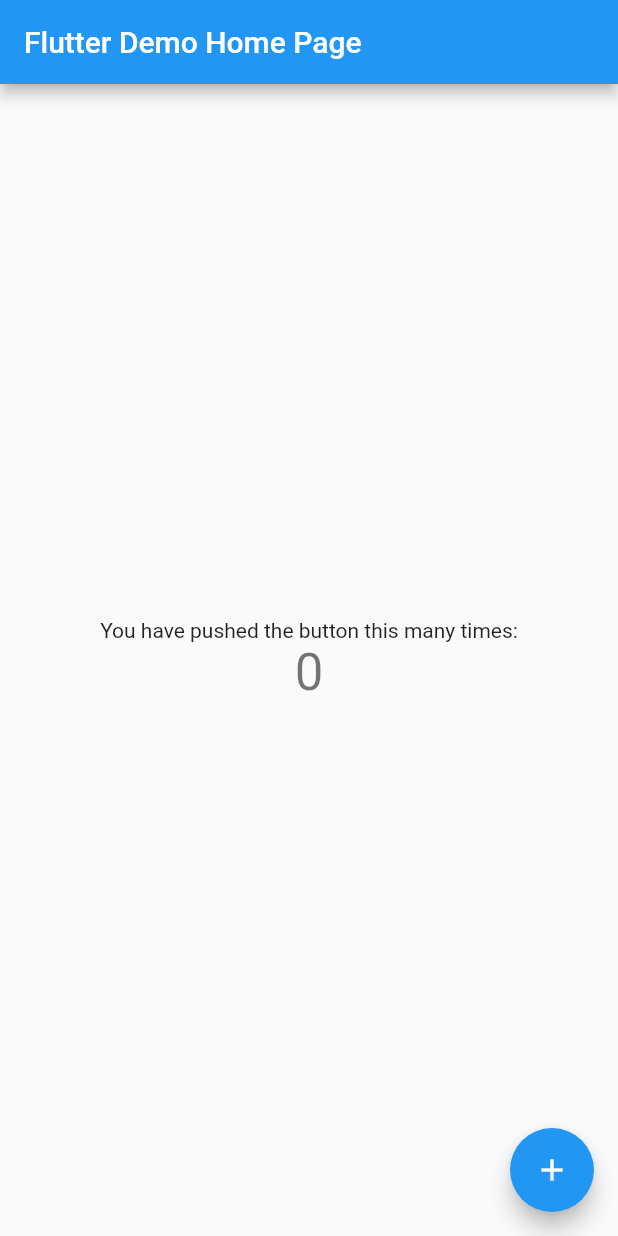
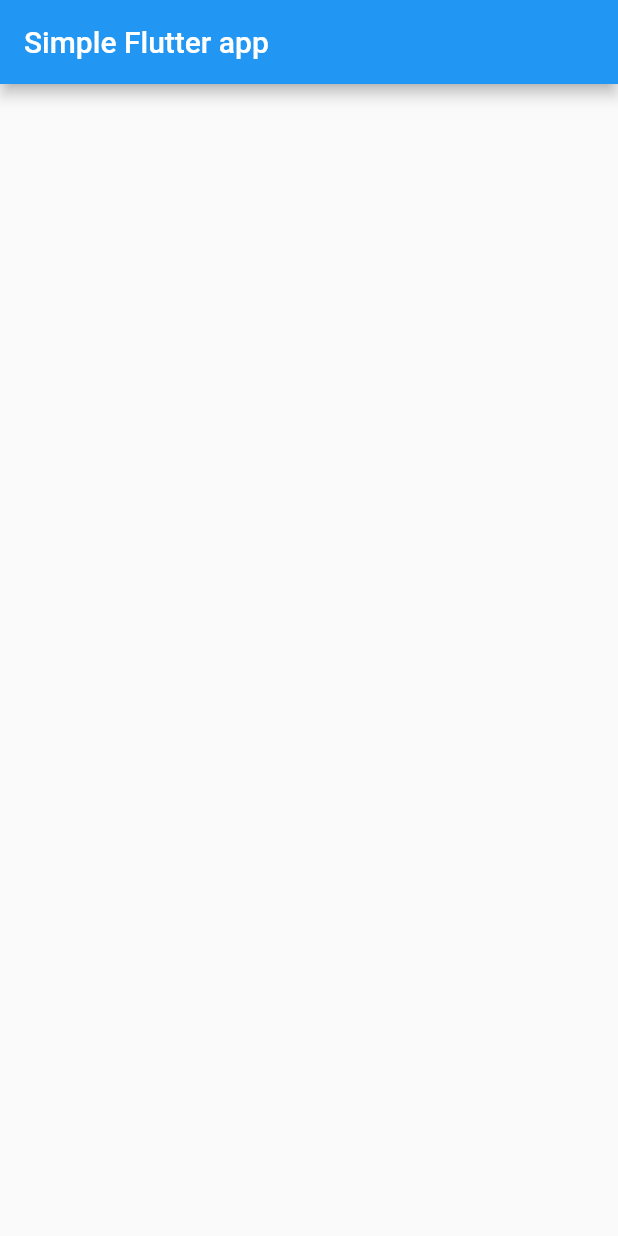
Before and after one commit to hieundt/whitefee-lingo-MB, a Flutter app: the screen it shows after launch, on a phone screen of 412 x 824 dp. Run offline on Flutter 3.47's test engine with Material 2 defaults, Android fonts, the phone set to English and light mode, and no system bars.

```diff
--- a/lib/main.dart
+++ b/lib/main.dart
@@ -1,115 +1,35 @@
 import 'package:flutter/material.dart';
 
 void main() {
-  runApp(const MyApp());
+  runApp(
+    const MyApp(),
+  );
 }
 
 class MyApp extends StatelessWidget {
   const MyApp({super.key});
 
-  // This widget is the root of your application.
   @override
   Widget build(BuildContext context) {
     return MaterialApp(
-      title: 'Flutter Demo',
+      title: 'My app',
       theme: ThemeData(
-        // This is the theme of your application.
-        //
-        // Try running your application with "flutter run". You'll see the
-        // application has a blue toolbar. Then, without quitting the app, try
-        // changing the primarySwatch below to Colors.green and then invoke
-        // "hot reload" (press "r" in the console where you ran "flutter run",
-        // or simply save your changes to "hot reload" in a Flutter IDE).
-        // Notice that the counter didn't reset back to zero; the application
-        // is not restarted.
         primarySwatch: Colors.blue,
       ),
-      home: const MyHomePage(title: 'Flutter Demo Home Page'),
+      home: const HomePage(),
     );
   }
 }
 
-class MyHomePage extends StatefulWidget {
-  const MyHomePage({super.key, required this.title});
-
-  // This widget is the home page of your application. It is stateful, meaning
-  // that it has a State object (defined below) that contains fields that affect
-  // how it looks.
-
-  // This class is the configuration for the state. It holds the values (in this
-  // case the title) provided by the parent (in this case the App widget) and
-  // used by the build method of the State. Fields in a Widget subclass are
-  // always marked "final".
-
-  final String title;
-
-  @override
-  State<MyHomePage> createState() => _MyHomePageState();
-}
-
-class _MyHomePageState extends State<MyHomePage> {
-  int _counter = 0;
-
-  void _incrementCounter() {
-    setState(() {
-      // This call to setState tells the Flutter framework that something has
-      // changed in this State, which causes it to rerun the build method below
-      // so that the display can reflect the updated values. If we changed
-      // _counter without calling setState(), then the build method would not be
-      // called again, and so nothing would appear to happen.
-      _counter++;
-    });
-  }
+class HomePage extends StatelessWidget {
+  const HomePage({super.key});
 
   @override
   Widget build(BuildContext context) {
-    // This method is rerun every time setState is called, for instance as done
-    // by the _incrementCounter method above.
-    //
-    // The Flutter framework has been optimized to make rerunning build methods
-    // fast, so that you can just rebuild anything that needs updating rather
-    // than having to individually change instances of widgets.
     return Scaffold(
       appBar: AppBar(
-        // Here we take the value from the MyHomePage object that was created by
-        // the App.build method, and use it to set our appbar title.
-        title: Text(widget.title),
+        title: const Text('Simple Flutter app'),
       ),
-      body: Center(
-        // Center is a layout widget. It takes a single child and positions it
-        // in the middle of the parent.
-        child: Column(
-          // Column is also a layout widget. It takes a list of children and
-          // arranges them vertically. By default, it sizes itself to fit its
-          // children horizontally, and tries to be as tall as its parent.
-          //
-          // Invoke "debug painting" (press "p" in the console, choose the
-          // "Toggle Debug Paint" action from the Flutter Inspector in Android
-          // Studio, or the "Toggle Debug Paint" command in Visual Studio Code)
-          // to see the wireframe for each widget.
-          //
-          // Column has various properties to control how it sizes itself and
-          // how it positions its children. Here we use mainAxisAlignment to
-          // center the children vertically; the main axis here is the vertical
-          // axis because Columns are vertical (the cross axis would be
-          // horizontal).
-          mainAxisAlignment: MainAxisAlignment.center,
-          children: <Widget>[
-            const Text(
-              'You have pushed the button this many times:',
-            ),
-            Text(
-              '$_counter',
-              style: Theme.of(context).textTheme.headlineMedium,
-            ),
-          ],
-        ),
-      ),
-      floatingActionButton: FloatingActionButton(
-        onPressed: _incrementCounter,
-        tooltip: 'Increment',
-        child: const Icon(Icons.add),
-      ), // This trailing comma makes auto-formatting nicer for build methods.
     );
   }
 }
```
Also changed, not shown: 1 other file.
